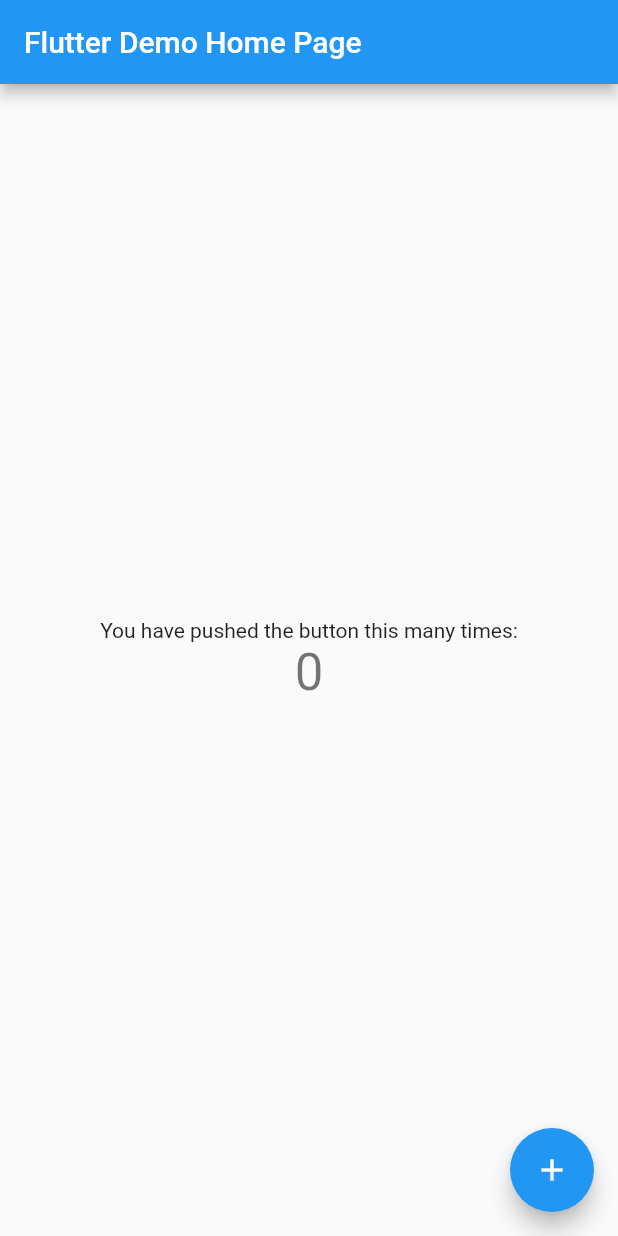
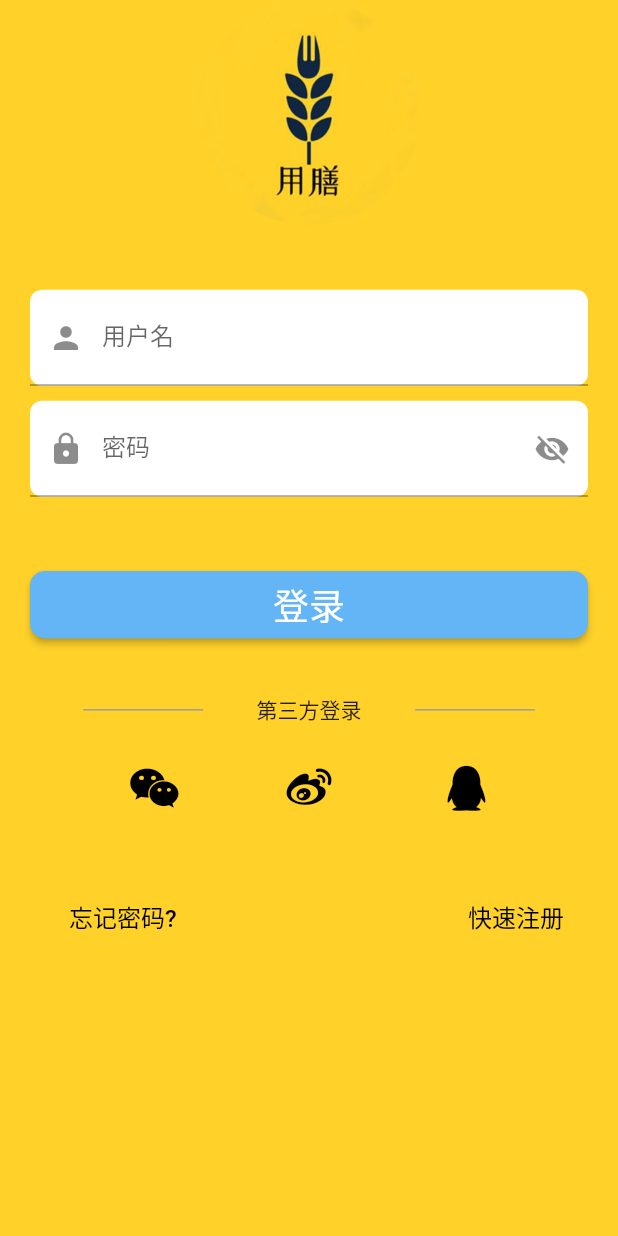
Before and after one commit to Yu979/yongshan_app, a Flutter app: the screen it shows after launch, on a phone screen of 412 x 824 dp. Run offline on Flutter 3.47's test engine with Material 2 defaults, Android fonts, the phone set to English and light mode, and no system bars; our stand-ins replace flutter_screenutil, font_awesome_flutter.

Commit message:
create login page

```diff
--- /dev/null
+++ b/lib/first_page.dart
@@ -0,0 +1,2 @@
+import 'package:flutter/material.dart';
+import 'package:yongshanapp/login.dart';
--- /dev/null
+++ b/lib/login.dart
@@ -0,0 +1,374 @@
+import 'package:flutter/material.dart';
+import 'package:flutter_screenutil/flutter_screenutil.dart';
+import 'package:font_awesome_flutter/font_awesome_flutter.dart';
+import 'package:yongshanapp/first_page.dart';
+
+class LoginPage extends StatefulWidget {
+  @override
+  _LoginPageState createState() => _LoginPageState();
+}
+
+class _LoginPageState extends State<LoginPage> {
+
+  //焦点
+  FocusNode _focusNodeUserName = new FocusNode();
+  FocusNode _focusNodePassWord = new FocusNode();
+
+  //用户名输入框控制器，此控制器可以监听用户名输入框操作
+  TextEditingController _userNameController = new TextEditingController();
+
+  //表单状态
+  GlobalKey<FormState> _formKey = GlobalKey<FormState>();
+
+  var _password = '';//用户名
+  var _username = '';//密码
+  var _isShowPwd = false;//是否显示密码
+  var _isShowClear = false;//是否显示输入框尾部的清除按钮
+
+  @override
+  void initState() {
+    // TODO: implement initState
+    //设置焦点监听
+    _focusNodeUserName.addListener(_focusNodeListener);
+    _focusNodePassWord.addListener(_focusNodeListener);
+    //监听用户名框的输入改变
+    _userNameController.addListener((){
+      print(_userNameController.text);
+
+      // 监听文本框输入变化，当有内容的时候，显示尾部清除按钮，否则不显示
+      if (_userNameController.text.length > 0) {
+        _isShowClear = true;
+      }else{
+        _isShowClear = false;
+      }
+      setState(() {
+
+      });
+    });
+    super.initState();
+  }
+
+  @override
+  void dispose() {
+    // TODO: implement dispose
+    // 移除焦点监听
+    _focusNodeUserName.removeListener(_focusNodeListener);
+    _focusNodePassWord.removeListener(_focusNodeListener);
+    _userNameController.dispose();
+    super.dispose();
+  }
+
+  // 监听焦点
+  Future<Null> _focusNodeListener() async{
+    if(_focusNodeUserName.hasFocus){
+      print("用户名框获取焦点");
+      // 取消密码框的焦点状态
+      _focusNodePassWord.unfocus();
+    }
+    if (_focusNodePassWord.hasFocus) {
+      print("密码框获取焦点");
+      // 取消用户名框焦点状态
+      _focusNodeUserName.unfocus();
+    }
+  }
+
+
+  /**
+   * 验证用户名
+   */
+  String validateUserName(value){
+    // 正则匹配手机号
+    RegExp exp = RegExp(r'^((13[0-9])|(14[0-9])|(15[0-9])|(16[0-9])|(17[0-9])|(18[0-9])|(19[0-9]))\d{8}$');
+    if (value.isEmpty) {
+      return '用户名不能为空!';
+    }else if (!exp.hasMatch(value)) {
+      return '请输入正确手机号';
+    }
+    return null;
+  }
+
+  /**
+   * 验证密码
+   */
+  String validatePassWord(value){
+    if (value.isEmpty) {
+      return '密码不能为空';
+    }else if(value.trim().length<6 || value.trim().length>18){
+      return '密码长度不正确';
+    }
+    return null;
+  }
+
+  @override
+  Widget build(BuildContext context) {
+    ScreenUtil.instance = ScreenUtil(width:750,height:1334)..init(context);
+    print(ScreenUtil().scaleHeight);
+
+    // logo 图片区域
+    Widget logoImageArea = new Container(
+      alignment: Alignment.topCenter,
+      // 设置图片为圆形
+      child: ClipOval(
+        child: Image.asset(
+          "assets/denglu/logo.png",
+          height: 150,
+          width: 150,
+          fit: BoxFit.cover,
+        ),
+      ),
+    );
+
+    //输入文本框区域
+    Widget inputTextArea = new Container(
+      margin: EdgeInsets.only(left: 20,right: 20),
+      decoration: new BoxDecoration(
+          borderRadius: BorderRadius.all(Radius.circular(8)),
+          color: Colors.white
+      ),
+      child: new Form(
+        key: _formKey,
+        child: new Column(
+          mainAxisSize: MainAxisSize.min,
+          children: <Widget>[
+            new TextFormField(
+              controller: _userNameController,
+              focusNode: _focusNodeUserName,
+              //设置键盘类型
+              keyboardType: TextInputType.number,
+              decoration: InputDecoration(
+                labelText: "用户名",
+                hintText: "请输入手机号",
+                prefixIcon: Icon(Icons.person),
+                //尾部添加清除按钮
+                suffixIcon:(_isShowClear)
+                    ? IconButton(
+                  icon: Icon(Icons.clear),
+                  onPressed: (){
+                    // 清空输入框内容
+                    _userNameController.clear();
+                  },
+                )
+                    : null ,
+              ),
+              //验证用户名
+              validator: validateUserName,
+              //保存数据
+              onSaved: (String value){
+                _username = value;
+              },
+            ),
+
+          ],
+
+        ),
+
+
+      ),
+    );
+
+    Widget inputPassArea = new Container(
+
+      margin: EdgeInsets.only(left: 20,right: 20),
+      decoration: new BoxDecoration(
+          borderRadius: BorderRadius.all(Radius.circular(8)),
+          color: Colors.white
+      ),
+      child: new Form(
+
+        child: new Column(
+          mainAxisSize: MainAxisSize.min,
+          children: <Widget>[
+
+            new TextFormField(
+              focusNode: _focusNodePassWord,
+              decoration: InputDecoration(
+                  labelText: "密码",
+                  hintText: "请输入密码",
+                  prefixIcon: Icon(Icons.lock),
+                  // 是否显示密码
+                  suffixIcon: IconButton(
+                    icon: Icon((_isShowPwd) ? Icons.visibility : Icons.visibility_off),
+                    // 点击改变显示或隐藏密码
+                    onPressed: (){
+                      setState(() {
+                        _isShowPwd = !_isShowPwd;
+                      });
+                    },
+                  )
+              ),
+              obscureText: !_isShowPwd,
+              //密码验证
+              validator:validatePassWord,
+              //保存数据
+              onSaved: (String value){
+                _password = value;
+              },
+            )
+          ],
+
+        ),
+
+
+      ),
+    );
+
+
+    // 登录按钮区域
+    Widget loginButtonArea = new Container(
+      margin: EdgeInsets.only(left: 20,right: 20),
+      height: 45.0,
+      child: new RaisedButton(
+
+        color: Colors.blue[300],
+        child: Text(
+          "登录",
+          style: Theme.of(context).primaryTextTheme.headline,
+        ),
+        // 设置按钮圆角
+        shape: RoundedRectangleBorder(borderRadius: BorderRadius.circular(10.0)),
+        onPressed: (){
+          //点击登录按钮，解除焦点，回收键盘
+          _focusNodePassWord.unfocus();
+          _focusNodeUserName.unfocus();
+
+          if (_formKey.currentState.validate()) {
+            //只有输入通过验证，才会执行这里
+            _formKey.currentState.save();
+            //todo 登录操作
+            Navigator.popAndPushNamed(context, "/login");
+            print("$_username + $_password");
+          }
+
+        },
+      ),
+    );
+
+    //第三方登录区域
+    Widget thirdLoginArea = new Container(
+      margin: EdgeInsets.only(left: 20,right: 20),
+      child: new Column(
+        children: <Widget>[
+          new Row(
+            mainAxisSize: MainAxisSize.max,
+            mainAxisAlignment: MainAxisAlignment.spaceEvenly,
+            children: <Widget>[
+              Container(
+                width: 80,
+                height: 1.0,
+                color: Colors.grey,
+
+              ),
+              Text(
+                  '第三方登录'
+              ),
+              Container(
+                width: 80,
+                height: 1.0,
+                color: Colors.grey,
+              ),
+            ],
+          ),
+          new SizedBox(
+            height: 18,
+          ),
+          new Row(
+            mainAxisAlignment: MainAxisAlignment.spaceEvenly,
+            children: <Widget>[
+              IconButton(
+                color: Colors.black,
+                // 第三方库icon图标
+                icon: Icon(FontAwesomeIcons.weixin),
+                iconSize: 30.0,
+                onPressed: (){
+
+                },
+              ),
+              IconButton(
+                color: Colors.black,
+                icon: Icon(FontAwesomeIcons.weibo),
+                iconSize: 30.0,
+                onPressed: (){
+
+                },
+              ),
+              IconButton(
+                color: Colors.black,
+                icon: Icon(FontAwesomeIcons.qq),
+                iconSize: 30.0,
+                onPressed: (){
+
+                },
+              )
+            ],
+          )
+        ],
+      ),
+    );
+
+    //忘记密码  立即注册
+    Widget bottomArea = new Container(
+      margin: EdgeInsets.only(right: 20,left: 30),
+      child: new Row(
+        mainAxisSize: MainAxisSize.max,
+        mainAxisAlignment: MainAxisAlignment.spaceBetween,
+        children: <Widget>[
+          FlatButton(
+            child: Text(
+              "忘记密码?",
+              style: TextStyle(
+                color: Colors.black,
+                fontSize: 16.0,
+              ),
+            ),
+            //忘记密码按钮，点击执行事件
+            onPressed: (){
+
+            },
+          ),
+          FlatButton(
+            child: Text(
+              "快速注册",
+              style: TextStyle(
+                color: Colors.black,
+                fontSize: 16.0,
+              ),
+            ),
+            //点击快速注册、执行事件
+            onPressed: (){
+
+            },
+          )
+        ],
+      ),
+    );
+
+    return Scaffold(
+      backgroundColor: Color.fromRGBO(255,209,41,1),
+      // 外层添加一个手势，用于点击空白部分，回收键盘
+      body: new GestureDetector(
+        onTap: (){
+          // 点击空白区域，回收键盘
+          print("点击了空白区域");
+          _focusNodePassWord.unfocus();
+          _focusNodeUserName.unfocus();
+        },
+        child: new ListView(
+          children: <Widget>[
+
+            logoImageArea,
+            new SizedBox(height: ScreenUtil().setHeight(70),),
+            inputTextArea,
+            SizedBox(height: 10,),
+            inputPassArea,
+            new SizedBox(height: ScreenUtil().setHeight(80),),
+            loginButtonArea,
+            new SizedBox(height: ScreenUtil().setHeight(60),),
+            thirdLoginArea,
+            new SizedBox(height: ScreenUtil().setHeight(60),),
+            bottomArea,
+          ],
+        ),
+      ),
+    );
+  }
+}
--- a/lib/main.dart
+++ b/lib/main.dart
@@ -1,4 +1,5 @@
 import 'package:flutter/material.dart';
+import 'package:yongshanapp/login.dart';
 
 void main() => runApp(MyApp());
 
@@ -7,105 +8,15 @@ class MyApp extends StatelessWidget {
   @override
   Widget build(BuildContext context) {
     return MaterialApp(
-      title: 'Flutter Demo',
+      title: 'Yongshan Demo',
       theme: ThemeData(
-        // This is the theme of your application.
-        //
-        // Try running your application with "flutter run". You'll see the
-        // application has a blue toolbar. Then, without quitting the app, try
-        // changing the primarySwatch below to Colors.green and then invoke
-        // "hot reload" (press "r" in the console where you ran "flutter run",
-        // or simply save your changes to "hot reload" in a Flutter IDE).
-        // Notice that the counter didn't reset back to zero; the application
-        // is not restarted.
-        primarySwatch: Colors.blue,
+        primaryColor: Color.fromARGB(0xFF, 251, 108, 0),
       ),
-      home: MyHomePage(title: 'Flutter Demo Home Page'),
+      home: LoginPage(),
+
+      routes: {
+        "/login":(_) =>LoginPage(),
+      },
     );
   }
 }
-
-class MyHomePage extends StatefulWidget {
-  MyHomePage({Key key, this.title}) : super(key: key);
-
-  // This widget is the home page of your application. It is stateful, meaning
-  // that it has a State object (defined below) that contains fields that affect
-  // how it looks.
-
-  // This class is the configuration for the state. It holds the values (in this
-  // case the title) provided by the parent (in this case the App widget) and
-  // used by the build method of the State. Fields in a Widget subclass are
-  // always marked "final".
-
-  final String title;
-
-  @override
-  _MyHomePageState createState() => _MyHomePageState();
-}
-
-class _MyHomePageState extends State<MyHomePage> {
-  int _counter = 0;
-
-  void _incrementCounter() {
-    setState(() {
-      // This call to setState tells the Flutter framework that something has
-      // changed in this State, which causes it to rerun the build method below
-      // so that the display can reflect the updated values. If we changed
-      // _counter without calling setState(), then the build method would not be
-      // called again, and so nothing would appear to happen.
-      _counter++;
-    });
-  }
-
-  @override
-  Widget build(BuildContext context) {
-    // This method is rerun every time setState is called, for instance as done
-    // by the _incrementCounter method above.
-    //
-    // The Flutter framework has been optimized to make rerunning build methods
-    // fast, so that you can just rebuild anything that needs updating rather
-    // than having to individually change instances of widgets.
-    return Scaffold(
-      appBar: AppBar(
-        // Here we take the value from the MyHomePage object that was created by
-        // the App.build method, and use it to set our appbar title.
-        title: Text(widget.title),
-      ),
-      body: Center(
-        // Center is a layout widget. It takes a single child and positions it
-        // in the middle of the parent.
-        child: Column(
-          // Column is also a layout widget. It takes a list of children and
-          // arranges them vertically. By default, it sizes itself to fit its
-          // children horizontally, and tries to be as tall as its parent.
-          //
-          // Invoke "debug painting" (press "p" in the console, choose the
-          // "Toggle Debug Paint" action from the Flutter Inspector in Android
-          // Studio, or the "Toggle Debug Paint" command in Visual Studio Code)
-          // to see the wireframe for each widget.
-          //
-          // Column has various properties to control how it sizes itself and
-          // how it positions its children. Here we use mainAxisAlignment to
-          // center the children vertically; the main axis here is the vertical
-          // axis because Columns are vertical (the cross axis would be
-          // horizontal).
-          mainAxisAlignment: MainAxisAlignment.center,
-          children: <Widget>[
-            Text(
-              'You have pushed the button this many times:',
-            ),
-            Text(
-              '$_counter',
-              style: Theme.of(context).textTheme.display1,
-            ),
-          ],
-        ),
-      ),
-      floatingActionButton: FloatingActionButton(
-        onPressed: _incrementCounter,
-        tooltip: 'Increment',
-        child: Icon(Icons.add),
-      ), // This trailing comma makes auto-formatting nicer for build methods.
-    );
-  }
-}
--- a/pubspec.yaml
+++ b/pubspec.yaml
@@ -23,6 +23,8 @@ dependencies:
   # The following adds the Cupertino Icons font to your application.
   # Use with the CupertinoIcons class for iOS style icons.
   cupertino_icons: ^0.1.2
+  flutter_screenutil: ^0.4.2
+  font_awesome_flutter: ^8.2.0
 
 dev_dependencies:
   flutter_test:
@@ -45,6 +47,8 @@ flutter:
   #  - images/a_dot_burr.jpeg
   #  - images/a_dot_ham.jpeg
 
+  assets:
+    - assets/denglu/logo.png
   # An image asset can refer to one or more resolution-specific "variants", see
   # https://flutter.dev/assets-and-images/#resolution-aware.
 
```
Also changed, not shown: assets/denglu/logo.png (added).
